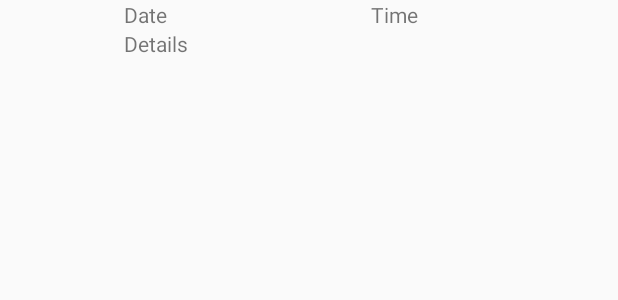
After one commit to catmanjam/IS416, an Android app: the layout schedule_list.xml on its own in the app's theme, with its tools: preview values and no code run, on a phone screen of 412 x 824 dp. The commit adds this screen. Shown: the top 300 px of the screen. Run offline under Robolectric (Android 15) with nearby library versions, the phone set to English and light mode, and no system bars.

Commit message:
add schedule stuff

```diff
--- a/app/src/main/res/layout/activity_main.xml
+++ b/app/src/main/res/layout/activity_main.xml
@@ -20,7 +20,7 @@
         android:layout_width="match_parent"
         android:layout_height="wrap_content"
         android:scaleType="center"
-        android:src="@drawable/catPic"
+        android:src="@drawable/catpic"
         android:tag="catPic" />
 
     <Button
--- /dev/null
+++ b/app/src/main/res/layout/schedule_list.xml
@@ -0,0 +1,57 @@
+<?xml version="1.0" encoding="utf-8"?>
+<LinearLayout xmlns:android="http://schemas.android.com/apk/res/android"
+    android:layout_width="match_parent"
+    android:layout_height="wrap_content"
+    android:orientation="horizontal">
+
+    <ImageView
+        android:id="@+id/icon"
+        android:layout_width="match_parent"
+        android:layout_height="match_parent"
+        android:text="image"
+        android:layout_weight="4" />
+
+    <LinearLayout
+        android:layout_weight="1"
+        android:layout_width="match_parent"
+        android:layout_height="match_parent">
+
+        <LinearLayout
+            android:layout_width="match_parent"
+            android:layout_height="wrap_content"
+            android:orientation="vertical">
+
+            <LinearLayout
+                android:layout_width="match_parent"
+                android:layout_height="wrap_content"
+                android:layout_weight="1"
+                android:orientation="horizontal">
+
+                <TextView
+                    android:id="@+id/date"
+                    android:layout_width="match_parent"
+                    android:layout_height="wrap_content"
+                    android:layout_weight="1"
+                    android:text="Date" />
+
+                <TextView
+                    android:id="@+id/time"
+                    android:layout_width="match_parent"
+                    android:layout_height="wrap_content"
+                    android:layout_weight="1"
+                    android:text="Time" />
+
+            </LinearLayout>
+
+            <TextView
+                android:id="@+id/details"
+                android:layout_width="match_parent"
+                android:layout_height="match_parent"
+                android:layout_weight="1"
+                android:text="Details" />
+        </LinearLayout>
+
+    </LinearLayout>
+
+
+</LinearLayout>
```
Also changed, not shown: app/src/main/java/is416/is416/Database/Appointment.java (added, +41 -0 lines), app/src/main/java/is416/is416/Database/Database.java (added, +114 -0 lines), app/src/main/java/is416/is416/Schedule/ScheduleListAdapter.java (added, +88 -0 lines), app/src/main/java/is416/is416/ScheduleActivity.java (+20 -0 lines), app/src/main/res/layout/activity_schedule.xml (+7 -0 lines), 1 other file.
